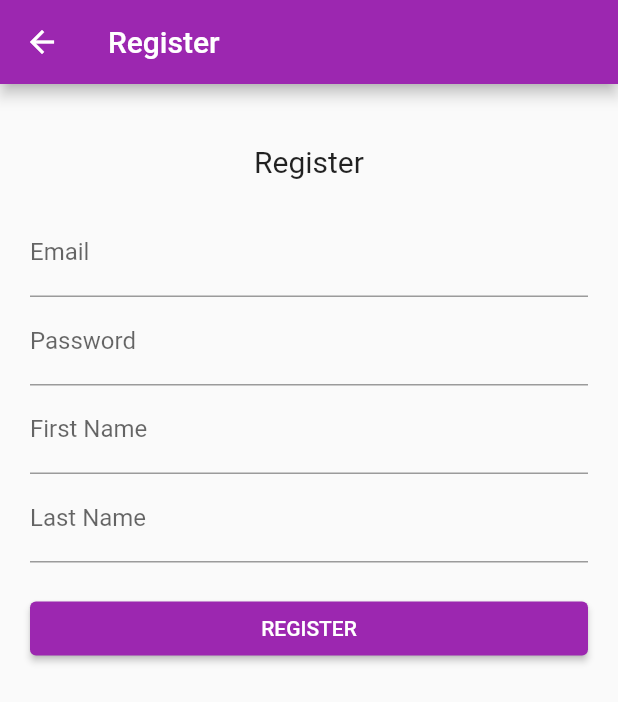
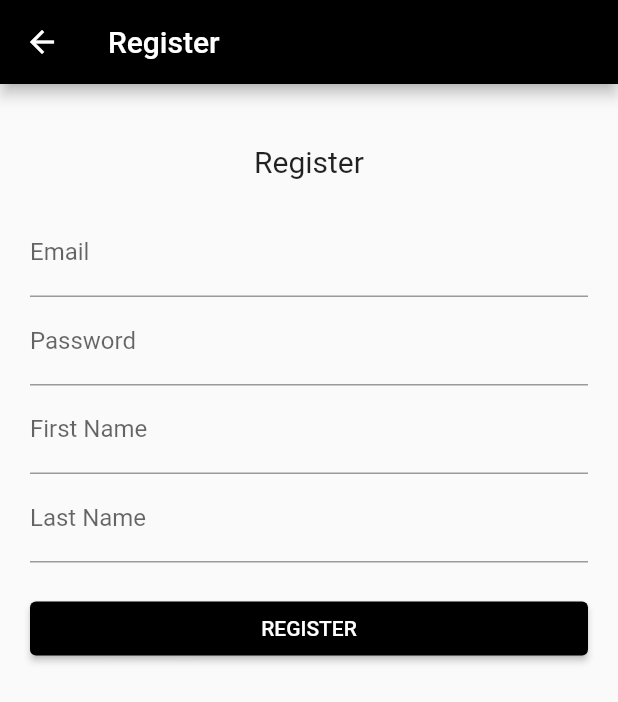
Before and after one commit to Nvor/MooMooBeenz, a Flutter app: the RegisterPage screen opened directly, on a phone screen of 412 x 824 dp. Shown: the top 702 px of the screen. Run offline on Flutter 3.47's test engine with Material 2 defaults, Android fonts, the phone set to English and light mode, and no system bars; our stand-ins replace flutter_secure_storage; accounts and stored records are empty; generated files the repository leaves out were written again.

Commit message:
logout func, black color impl, some fixes

```diff
--- a/MooMooBeenz_App/lib/main.dart
+++ b/MooMooBeenz_App/lib/main.dart
@@ -3,6 +3,7 @@ import 'package:MooMooBeenz_App/screens/home.dart';
 import 'package:MooMooBeenz_App/screens/password-reset.dart';
 import 'package:MooMooBeenz_App/screens/register.dart';
 import 'package:MooMooBeenz_App/screens/welcome.dart';
+import 'package:MooMooBeenz_App/widgets/colors.dart';
 import 'package:flutter/material.dart';
 import 'package:flutter_localizations/flutter_localizations.dart';
 import 'package:flutter_gen/gen_l10n/app_localizations.dart';
@@ -28,7 +29,7 @@ class MyApp extends StatelessWidget {
         const Locale('fr', '')
       ],
       theme: ThemeData(
-        primarySwatch: Colors.purple,
+        primarySwatch: primaryBlack,
         // This makes the visual density adapt to the platform that you run
         // the app on. For desktop platforms, the controls will be smaller and
         // closer together (more dense) than on mobile platforms.
--- a/MooMooBeenz_App/lib/screens/home.dart
+++ b/MooMooBeenz_App/lib/screens/home.dart
@@ -1,3 +1,4 @@
+import 'package:MooMooBeenz_App/widgets/drawer.dart';
 import 'package:flutter/material.dart';
 import 'package:flutter_gen/gen_l10n/app_localizations.dart';
 
@@ -16,7 +17,8 @@ class _HomePageState extends State<HomePage> {
       ),
       body: Center(
         child: Text('Home Page Content'),
-      )
+      ),
+      drawer: CustomDrawer(),
     );
   }
 }
--- a/MooMooBeenz_App/lib/screens/register.dart
+++ b/MooMooBeenz_App/lib/screens/register.dart
@@ -9,6 +9,7 @@ class RegisterPage extends StatefulWidget {
 
 class _RegisterPage extends State<RegisterPage> {
   AuthService authService = new AuthService();
+  bool isLoading = false;
   final _formKey = GlobalKey<FormState>();
   String _email;
   String _password;
@@ -39,46 +40,34 @@ class _RegisterPage extends State<RegisterPage> {
                 onSaved: (value) => _email = value,
                 keyboardType: TextInputType.emailAddress,
                 decoration: InputDecoration(labelText: "Email"),
+                validator: (value) => (value == null || value.isEmpty) ? "Email is required" : null,
               ),
               TextFormField(
                 onSaved: (value) => _password = value,
                 obscureText: true,
                 decoration: InputDecoration(labelText: "Password"),
+                validator: (value) => (value == null || value.isEmpty) ? "Password is required" : null,
               ),
               TextFormField(
                 onSaved: (value) => _firstname = value,
                 keyboardType: TextInputType.name,
                 decoration: InputDecoration(labelText: "First Name"),
+                validator: (value) => (value == null || value.isEmpty) ? "First name is required" : null,
               ),
               TextFormField(
                 onSaved: (value) => _lastname = value,
                 keyboardType: TextInputType.name,
                 decoration: InputDecoration(labelText: "Last Name"),
+                validator: (value) => (value == null || value.isEmpty) ? "Last name is required" : null,
               ),
               SizedBox(height: 20.0),
-              ElevatedButton(
+              !isLoading ? ElevatedButton(
                 child: Text("REGISTER"),
                 onPressed: () {
-                  final form = _formKey.currentState;
-
-                  if (form.validate()) {
-                    try {
-                      form.save();
-                      var user = authService.createUser(_email, _password, _firstname, _lastname);
-                      if (user == null) {
-                        throw new Exception("Error creating new user");
-                      } else {
-                        //on successful registration, login and navigate home
-                        Navigator.push(
-                            context,
-                            MaterialPageRoute(builder: (context) => HomePage())
-                        );
-                      }
-                    } on Exception catch (error) {
-                      //registration error to UI
-                    }
-                  }
-                }
+                  this.register();
+                })
+              : Center(
+                child: CircularProgressIndicator()
               )
             ]
           )
@@ -86,4 +75,29 @@ class _RegisterPage extends State<RegisterPage> {
       )
     );
   }
+
+  Future<void> register() async {
+    setState(() {
+      isLoading = true;
+    });
+    final form = _formKey.currentState;
+
+    if (form.validate()) {
+      try {
+        form.save();
+        var user = await authService.createUser(_email, _password, _firstname, _lastname);
+        if (user != null) {
+          Navigator.push(
+            context,
+            MaterialPageRoute(builder: (context) => HomePage())
+          );
+        }
+      } on Exception catch (error) {
+        throw new Exception("Error creating new user");
+      }
+    }
+    setState(() {
+      isLoading = false;
+    });
+  }
 }
--- /dev/null
+++ b/MooMooBeenz_App/lib/widgets/colors.dart
@@ -0,0 +1,18 @@
+import 'package:flutter/material.dart';
+
+const MaterialColor primaryBlack = MaterialColor(
+  _blackPrimaryValue,
+  <int, Color> {
+    50: Color(0xFF000000),
+    100: Color(0xFF000000),
+    200: Color(0xFF000000),
+    300: Color(0xFF000000),
+    400: Color(0xFF000000),
+    500: Color(_blackPrimaryValue),
+    600: Color(0xFF000000),
+    700: Color(0xFF000000),
+    800: Color(0xFF000000),
+    900: Color(0xFF000000)
+  },
+);
+const int _blackPrimaryValue = 0xFF000000;
```
Also changed, not shown: MooMooBeenz_App/lib/services/auth.dart (+10 -2 lines), MooMooBeenz_App/lib/widgets/drawer.dart (+17 -0 lines).
